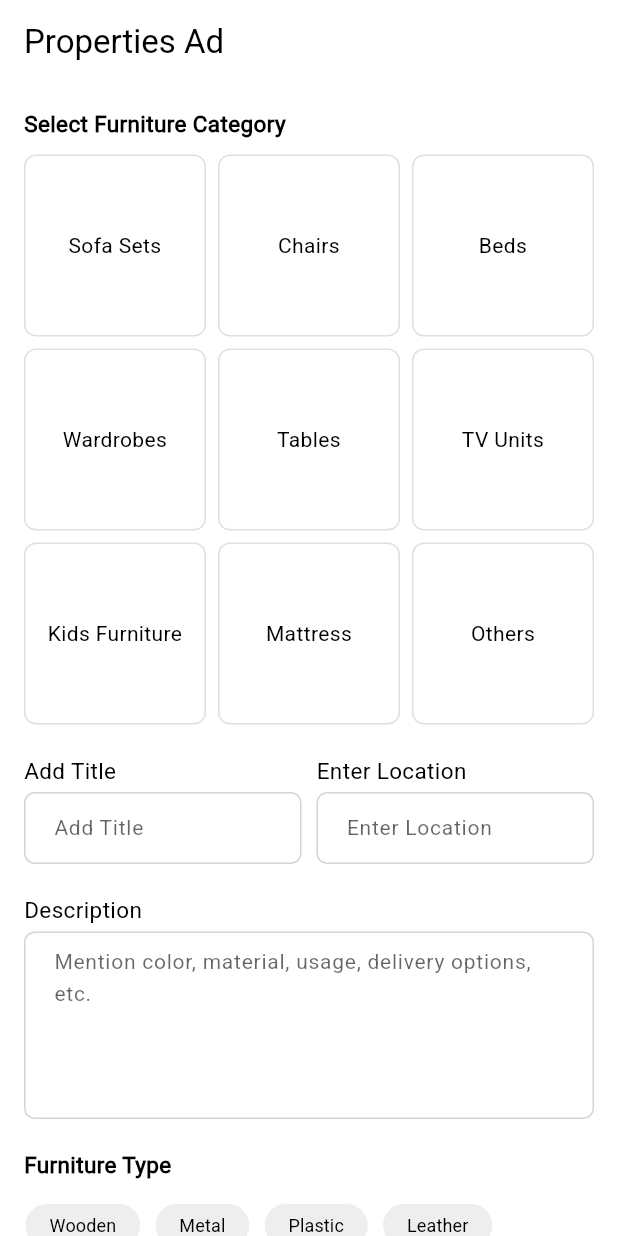
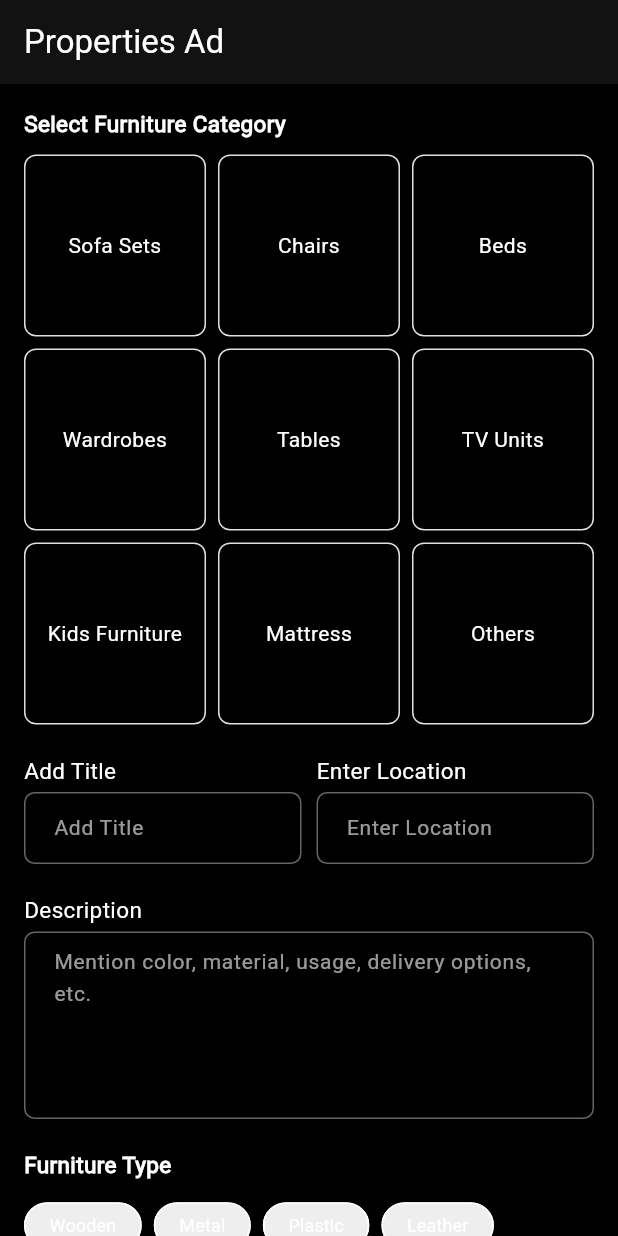
Before and after one commit to SaicharanGattu02/indiclassifieds, a Flutter app: the screen it shows after launch, on a phone screen of 412 x 824 dp. Run offline on Flutter 3.47's test engine with Material 3 defaults, Android fonts, the phone set to English and light mode, and no system bars; our stand-ins replace connectivity_plus, dio, equatable, flutter_bloc, flutter_secure_storage, go_router.

Commit message:
committed by varun at office 4-07-2025 4:38 PM

```diff
--- a/lib/data/cubit/theme_cubit.dart
+++ b/lib/data/cubit/theme_cubit.dart
@@ -3,7 +3,7 @@ import 'package:flutter_bloc/flutter_bloc.dart';
 enum AppThemeMode { system, light, dark }
 
 class ThemeCubit extends Cubit<AppThemeMode> {
-  ThemeCubit() : super(AppThemeMode.system);
+  ThemeCubit() : super(AppThemeMode.dark);
 
   void setLightTheme() => emit(AppThemeMode.light);
   void setDarkTheme() => emit(AppThemeMode.dark);
--- a/lib/main.dart
+++ b/lib/main.dart
@@ -42,7 +42,6 @@ class _MyAppState extends State<MyApp> {
           default:
             themeMode = ThemeMode.system;
         }
-
         return MaterialApp.router(
           title: 'Flutter Theme Example',
           theme: AppTheme.getLightTheme(),
--- a/lib/presentation/views/PropertiesAdScreen.dart
+++ b/lib/presentation/views/PropertiesAdScreen.dart
@@ -2,6 +2,7 @@ import 'package:flutter/material.dart';
 import '../../theme/AppTextStyles.dart';
 import '../../theme/ThemeHelper.dart';
 import '../../theme/app_colors.dart';
+import '../../widgets/CommonTextField.dart';
 
 class PropertiesAdScreen extends StatefulWidget {
   const PropertiesAdScreen({super.key});
@@ -41,7 +42,6 @@ class _PropertiesAdScreenState extends State<PropertiesAdScreen> {
 
             const SizedBox(height: 10),
             _buildCategoryGrid(textColor),
-
             const SizedBox(height: 20),
             Row(
               children: [
@@ -71,9 +71,16 @@ class _PropertiesAdScreenState extends State<PropertiesAdScreen> {
             SizedBox(height: 4),
             Row(
               children: [
-                Expanded(child: _buildTextField('Add Title', textColor)),
+                Expanded(
+                  child: CommonTextField(hint: 'Add Title', color: textColor),
+                ),
                 const SizedBox(width: 10),
-                Expanded(child: _buildTextField('Enter Location', textColor)),
+                Expanded(
+                  child: CommonTextField(
+                    hint: 'Enter Location',
+                    color: textColor,
+                  ),
+                ),
               ],
             ),
             const SizedBox(height: 20),
@@ -152,7 +159,7 @@ class _PropertiesAdScreenState extends State<PropertiesAdScreen> {
             const SizedBox(height: 20),
             Text('Price', style: AppTextStyles.titleMedium(textColor)),
             const SizedBox(height: 10),
-            _buildTextField('Selling Price (₹)', textColor),
+            CommonTextField(hint: 'Selling Price (₹)', color: textColor),
 
             const SizedBox(height: 10),
             _buildSwitchRow('Is it negotiable?', textColor),
@@ -195,15 +202,15 @@ class _PropertiesAdScreenState extends State<PropertiesAdScreen> {
             const SizedBox(height: 10),
             Text('Name', style: AppTextStyles.labelLarge(textColor)),
             SizedBox(height: 4),
-            _buildTextField('Name', textColor),
+            CommonTextField(hint: 'Name', color: textColor),
             SizedBox(height: 4),
             Text('Phone Number', style: AppTextStyles.labelLarge(textColor)),
             SizedBox(height: 4),
-            _buildTextField('Phone Number', textColor),
+            CommonTextField(hint: 'Phone Number', color: textColor),
             SizedBox(height: 4),
             Text("Email", style: AppTextStyles.labelLarge(textColor)),
             SizedBox(height: 4),
-            _buildTextField('Email (Optional)', textColor),
+            CommonTextField(hint: 'Email (Optional)', color: textColor),
 
             const SizedBox(height: 30),
             SizedBox(
@@ -264,17 +271,6 @@ class _PropertiesAdScreenState extends State<PropertiesAdScreen> {
     );
   }
 
-  Widget _buildTextField(String hint, Color color) {
-    return TextField(
-      style: AppTextStyles.bodyMedium(color),
-      decoration: InputDecoration(
-        hintText: hint,
-        hintStyle: AppTextStyles.bodyMedium(color.withOpacity(0.6)),
-        border: OutlineInputBorder(borderRadius: BorderRadius.circular(8)),
-      ),
-    );
-  }
-
   Widget _buildMultilineField(String hint, Color color) {
     return TextField(
       style: AppTextStyles.bodyMedium(color),
@@ -323,11 +319,17 @@ class _PropertiesAdScreenState extends State<PropertiesAdScreen> {
   Widget _buildDimensionFields(Color color) {
     return Row(
       children: [
-        Expanded(child: _buildTextField('Length', color)),
+        Expanded(
+          child: CommonTextField(hint: 'Length', color: color),
+        ),
         const SizedBox(width: 8),
-        Expanded(child: _buildTextField('Width', color)),
+        Expanded(
+          child: CommonTextField(hint: 'Width', color: color),
+        ),
         const SizedBox(width: 8),
-        Expanded(child: _buildTextField('Height', color)),
+        Expanded(
+          child: CommonTextField(hint: 'Height', color: color),
+        ),
       ],
     );
   }
--- /dev/null
+++ b/lib/widgets/CommonTextField.dart
@@ -0,0 +1,43 @@
+import 'package:flutter/material.dart';
+
+import '../theme/AppTextStyles.dart';
+
+class CommonTextField extends StatelessWidget {
+  final String hint;
+  final Color color;
+  final int maxLines;
+  final TextEditingController? controller;
+  final TextInputType? keyboardType;
+  final bool obscureText;
+  final void Function(String)? onChanged;
+
+  const CommonTextField({
+    super.key,
+    required this.hint,
+    required this.color,
+    this.maxLines = 1,
+    this.controller,
+    this.keyboardType,
+    this.obscureText = false,
+    this.onChanged,
+  });
+
+  @override
+  Widget build(BuildContext context) {
+    return TextField(
+      style: AppTextStyles.bodyMedium(color),
+      controller: controller,
+      keyboardType: keyboardType,
+      obscureText: obscureText,
+      maxLines: maxLines,
+      onChanged: onChanged,
+      decoration: InputDecoration(
+        hintText: hint,
+        hintStyle: AppTextStyles.bodyMedium(color.withOpacity(0.6)),
+        border: OutlineInputBorder(
+          borderRadius: BorderRadius.circular(8),
+        ),
+      ),
+    );
+  }
+}
```
